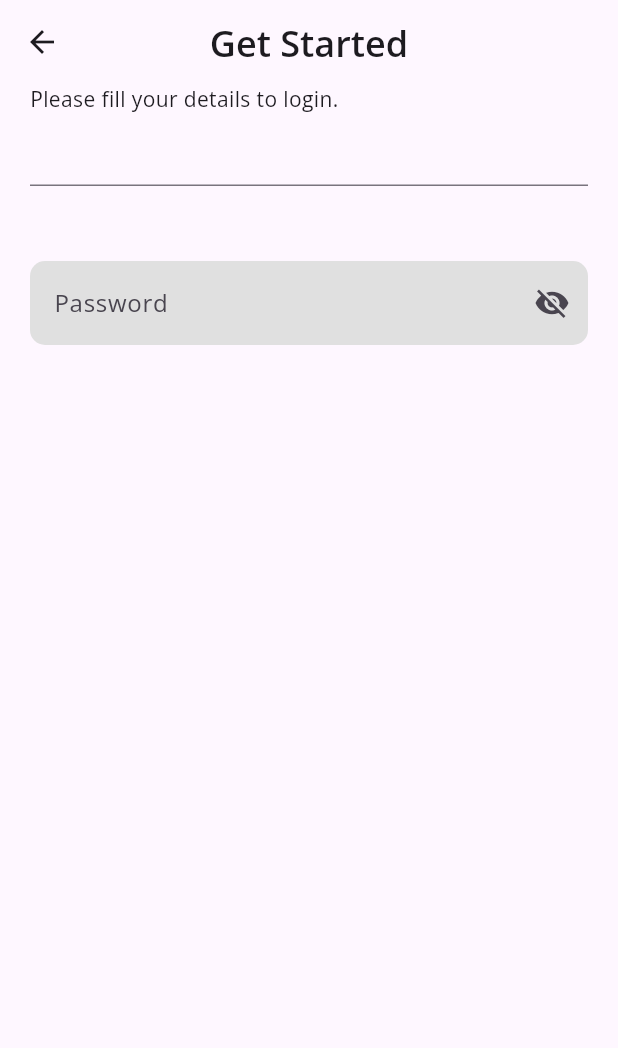
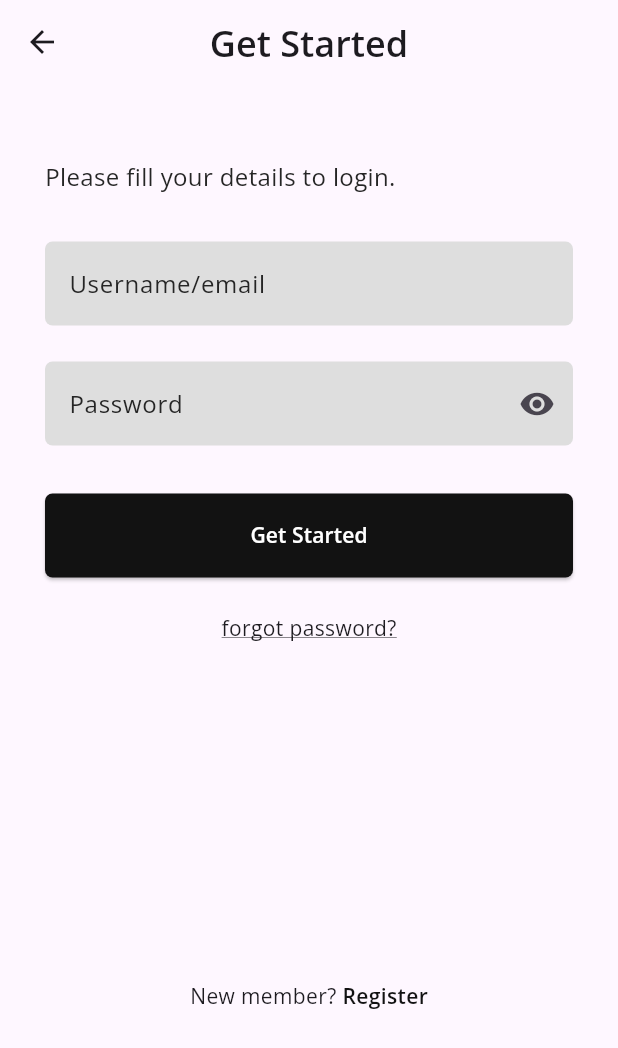
Before and after one commit to azimramadan/free-books-app, a Flutter app: the screen it shows after launch, after a tap on "Get Started", on a phone screen of 412 x 824 dp. Shown: the top 1048 px of the screen. Run offline on Flutter 3.47's test engine with Material 3 defaults, Android fonts, the light colour scheme and no system bars; our stand-ins replace go_router, google_fonts.

Commit message:
Complete SignInView implementation, integrate go_router, and set up navigation routes

```diff
--- a/lib/core/constants.dart
+++ b/lib/core/constants.dart
@@ -1,3 +1,4 @@
 import 'package:flutter/cupertino.dart';
 
 const kPrimaryColor = Color(0xff121212);
+const kSecondaryColor = Color(0xff252525);
--- /dev/null
+++ b/lib/core/routes.dart
@@ -0,0 +1,32 @@
+import 'package:bookly_app/features/auth/presentation/view/register_view.dart';
+import 'package:bookly_app/features/auth/presentation/view/sign_in_view.dart';
+import 'package:bookly_app/features/auth/presentation/view/welcome_view.dart';
+import 'package:flutter/material.dart';
+import 'package:go_router/go_router.dart';
+
+abstract class AppRouter {
+  static final kRegisterView = '/RegisterView';
+  static final kSignInView = '/SignInView';
+  static final GoRouter router = GoRouter(
+    routes: [
+      GoRoute(
+        path: '/',
+        builder: (BuildContext context, GoRouterState state) {
+          return const WelcomeView();
+        },
+      ),
+      GoRoute(
+        path: kRegisterView,
+        builder: (BuildContext context, GoRouterState state) {
+          return const RegisterView();
+        },
+      ),
+      GoRoute(
+        path: kSignInView,
+        builder: (BuildContext context, GoRouterState state) {
+          return const SignInView();
+        },
+      ),
+    ],
+  );
+}
--- a/lib/features/auth/presentation/view/register_view.dart
+++ b/lib/features/auth/presentation/view/register_view.dart
@@ -0,0 +1,12 @@
+import 'package:bookly_app/core/constants.dart';
+import 'package:bookly_app/features/auth/presentation/view/widgets/custom_app_bar.dart';
+import 'package:flutter/material.dart';
+
+class RegisterView extends StatelessWidget {
+  const RegisterView({super.key});
+
+  @override
+  Widget build(BuildContext context) {
+    return Scaffold(appBar: const CustomAppBar(title: 'Register'));
+  }
+}
--- a/lib/features/auth/presentation/view/sign_in_view.dart
+++ b/lib/features/auth/presentation/view/sign_in_view.dart
@@ -1,3 +1,5 @@
+import 'package:bookly_app/features/auth/presentation/view/widgets/custom_app_bar.dart';
+import 'package:bookly_app/features/auth/presentation/view/widgets/sign_in_view_body.dart';
 import 'package:flutter/material.dart';
 
 class SignInView extends StatelessWidget {
@@ -6,42 +8,8 @@ class SignInView extends StatelessWidget {
   @override
   Widget build(BuildContext context) {
     return Scaffold(
-      appBar: AppBar(
-        title: Text(
-          'Get Started',
-          style: TextStyle(fontSize: 24, fontWeight: FontWeight.w600),
-        ),
-        centerTitle: true,
-      ),
-      body: Padding(
-        padding: const EdgeInsets.symmetric(horizontal: 20),
-        child: Column(
-          children: [
-            Align(
-              alignment: Alignment.centerLeft,
-              child: Text('Please fill your details to login.'),
-            ),
-            TextField(),
-            SizedBox(height: 50),
-            TextField(
-              obscureText: true,
-              decoration: InputDecoration(
-                filled: true,
-                fillColor: Colors.grey[300], // لون الخلفية
-                border: OutlineInputBorder(
-                  borderRadius: BorderRadius.circular(10), // حواف مستديرة
-                  borderSide: BorderSide.none, // بدون حدود
-                ),
-                hintText: "Password",
-                suffixIcon: IconButton(
-                  icon: Icon(true ? Icons.visibility_off : Icons.visibility),
-                  onPressed: () {},
-                ),
-              ),
-            ),
-          ],
-        ),
-      ),
+      appBar: const CustomAppBar(title: 'Get Started'),
+      body: SignInViewBody(),
     );
   }
 }
--- /dev/null
+++ b/lib/features/auth/presentation/view/widgets/auth_navigation_text.dart
@@ -0,0 +1,24 @@
+import 'package:bookly_app/features/auth/presentation/view/widgets/tap_text_button.dart';
+import 'package:flutter/material.dart';
+
+class AuthNavigationText extends StatelessWidget {
+  const AuthNavigationText({
+    super.key,
+    required this.text,
+    required this.actionText,
+    required this.onTap,
+  });
+  final String text;
+  final String actionText;
+  final VoidCallback onTap;
+  @override
+  Widget build(BuildContext context) {
+    return Row(
+      mainAxisSize: MainAxisSize.min,
+      children: [
+        Text(text),
+        TapTextButton(actionText: actionText, onTap: onTap),
+      ],
+    );
+  }
+}
--- /dev/null
+++ b/lib/features/auth/presentation/view/widgets/custom_app_bar.dart
@@ -0,0 +1,21 @@
+import 'package:flutter/material.dart';
+
+class CustomAppBar extends StatelessWidget implements PreferredSizeWidget {
+  final String title;
+
+  const CustomAppBar({super.key, required this.title});
+
+  @override
+  Widget build(BuildContext context) {
+    return AppBar(
+      title: Text(
+        title,
+        style: const TextStyle(fontSize: 24, fontWeight: FontWeight.w600),
+      ),
+      centerTitle: true,
+    );
+  }
+
+  @override
+  Size get preferredSize => const Size.fromHeight(kToolbarHeight);
+}
--- a/lib/features/auth/presentation/view/widgets/custom_elevated_button .dart
+++ b/lib/features/auth/presentation/view/widgets/custom_elevated_button .dart
@@ -1,37 +1,26 @@
 import 'package:bookly_app/core/constants.dart';
-import 'package:bookly_app/features/auth/presentation/view/sign_in_view.dart';
+import 'package:bookly_app/core/routes.dart';
 import 'package:flutter/material.dart';
+import 'package:go_router/go_router.dart';
 
 class CustomElevatedButton extends StatelessWidget {
   const CustomElevatedButton({super.key});
 
   @override
   Widget build(BuildContext context) {
-    return Padding(
-      padding: const EdgeInsets.symmetric(horizontal: 30),
-      child: ElevatedButton(
+    return ElevatedButton(
       style: ElevatedButton.styleFrom(
         shape: RoundedRectangleBorder(borderRadius: BorderRadius.circular(5)),
         minimumSize: Size(double.infinity, 56),
         backgroundColor: kPrimaryColor,
       ),
       onPressed: () {
-          ////////////////////////////////////////////////////////////////////////////////////////////////////
-          Navigator.push(
-            context,
-            MaterialPageRoute(
-              builder: (context) {
-                return SignInView();
-              },
-            ),
-          );
-          ////////////////////////////////////////////////////////////////////////////////////////////////////
+        GoRouter.of(context).push(AppRouter.kSignInView);
       },
       child: Text(
         'Get Started',
         style: TextStyle(color: Colors.white, fontWeight: FontWeight.w600),
       ),
-      ),
     );
   }
 }
--- /dev/null
+++ b/lib/features/auth/presentation/view/widgets/custom_text_form_field.dart
@@ -0,0 +1,31 @@
+import 'package:bookly_app/core/constants.dart';
+import 'package:flutter/material.dart';
+
+class CustomTextFormField extends StatelessWidget {
+  const CustomTextFormField({super.key});
+
+  @override
+  Widget build(BuildContext context) {
+    return TextFormField(
+      cursorColor: kSecondaryColor,
+      decoration: InputDecoration(
+        filled: true,
+        fillColor: Color(0xffDEDEDE),
+        border: OutlineInputBorder(
+          borderRadius: BorderRadius.circular(5),
+          borderSide: BorderSide.none,
+        ),
+        focusedBorder: OutlineInputBorder(
+          borderRadius: BorderRadius.circular(5),
+          borderSide: BorderSide(color: kPrimaryColor, width: 1.5),
+        ),
+
+        hintText: "Username/email",
+        hintStyle: TextStyle(
+          fontWeight: FontWeight.w400,
+          color: kSecondaryColor,
+        ),
+      ),
+    );
+  }
+}
--- /dev/null
+++ b/lib/features/auth/presentation/view/widgets/left_aligned_text.dart
@@ -0,0 +1,21 @@
+import 'package:bookly_app/core/constants.dart';
+import 'package:flutter/material.dart';
+
+class LeftAlignedText extends StatelessWidget {
+  const LeftAlignedText({super.key, required this.text});
+  final String text;
+  @override
+  Widget build(BuildContext context) {
+    return Align(
+      alignment: Alignment.centerLeft,
+      child: Text(
+        text,
+        style: TextStyle(
+          fontWeight: FontWeight.w400,
+          color: kSecondaryColor,
+          fontSize: 16,
+        ),
+      ),
+    );
+  }
+}
--- /dev/null
+++ b/lib/features/auth/presentation/view/widgets/password_text_form_field.dart
@@ -0,0 +1,35 @@
+import 'package:bookly_app/core/constants.dart';
+import 'package:flutter/material.dart';
+
+class PasswordTextFormField extends StatelessWidget {
+  const PasswordTextFormField({super.key});
+
+  @override
+  Widget build(BuildContext context) {
+    return TextFormField(
+      cursorColor: kSecondaryColor,
+      decoration: InputDecoration(
+        filled: true,
+        fillColor: Color(0xffDEDEDE),
+        border: OutlineInputBorder(
+          borderRadius: BorderRadius.circular(5),
+          borderSide: BorderSide.none,
+        ),
+        focusedBorder: OutlineInputBorder(
+          borderRadius: BorderRadius.circular(5),
+          borderSide: BorderSide(color: kPrimaryColor, width: 1.5),
+        ),
+
+        hintText: "Password",
+        hintStyle: TextStyle(
+          fontWeight: FontWeight.w400,
+          color: kSecondaryColor,
+        ),
+        suffixIcon: IconButton(
+          icon: Icon(true ? Icons.visibility : Icons.visibility_off),
+          onPressed: () {},
+        ),
+      ),
+    );
+  }
+}
--- a/lib/features/auth/presentation/view/widgets/register_button.dart
+++ /dev/null
@@ -1,17 +0,0 @@
-import 'package:bookly_app/core/constants.dart';
-import 'package:flutter/material.dart';
-
-class RegisterButton extends StatelessWidget {
-  const RegisterButton({super.key});
-
-  @override
-  Widget build(BuildContext context) {
-    return GestureDetector(
-      onTap: () {},
-      child: Text(
-        'Register',
-        style: TextStyle(color: kPrimaryColor, fontWeight: FontWeight.w600),
-      ),
-    );
-  }
-}
--- /dev/null
+++ b/lib/features/auth/presentation/view/widgets/sign_in_view_body.dart
@@ -0,0 +1,49 @@
+import 'package:bookly_app/core/routes.dart';
+import 'package:bookly_app/features/auth/presentation/view/widgets/auth_navigation_text.dart';
+import 'package:bookly_app/features/auth/presentation/view/widgets/custom_elevated_button%20.dart';
+import 'package:bookly_app/features/auth/presentation/view/widgets/custom_text_form_field.dart';
+import 'package:bookly_app/features/auth/presentation/view/widgets/left_aligned_text.dart';
+import 'package:bookly_app/features/auth/presentation/view/widgets/password_text_form_field.dart';
+
+import 'package:flutter/material.dart';
+import 'package:go_router/go_router.dart';
+
+class SignInViewBody extends StatelessWidget {
+  const SignInViewBody({super.key});
+
+  @override
+  Widget build(BuildContext context) {
+    return SingleChildScrollView(
+      child: Padding(
+        padding: const EdgeInsets.symmetric(horizontal: 30),
+        child: Column(
+          children: [
+            const SizedBox(height: 50),
+            const LeftAlignedText(text: 'Please fill your details to login.'),
+
+            const SizedBox(height: 32),
+            const CustomTextFormField(),
+            const SizedBox(height: 24),
+            const PasswordTextFormField(),
+            const SizedBox(height: 32),
+            const CustomElevatedButton(),
+            const SizedBox(height: 24),
+
+            const Text(
+              'forgot password?',
+              style: TextStyle(decoration: TextDecoration.underline),
+            ),
+            const SizedBox(height: 225),
+            AuthNavigationText(
+              text: 'New member? ',
+              actionText: 'Register',
+              onTap: () {
+                GoRouter.of(context).push(AppRouter.kRegisterView);
+              },
+            ),
+          ],
+        ),
+      ),
+    );
+  }
+}
--- /dev/null
+++ b/lib/features/auth/presentation/view/widgets/tap_text_button.dart
@@ -0,0 +1,24 @@
+import 'package:bookly_app/core/constants.dart';
+import 'package:bookly_app/core/routes.dart';
+import 'package:flutter/material.dart';
+import 'package:go_router/go_router.dart';
+
+class TapTextButton extends StatelessWidget {
+  const TapTextButton({
+    super.key,
+    required this.actionText,
+    required this.onTap,
+  });
+  final String actionText;
+  final void Function() onTap;
+  @override
+  Widget build(BuildContext context) {
+    return GestureDetector(
+      onTap: onTap,
+      child: Text(
+        actionText,
+        style: TextStyle(color: kPrimaryColor, fontWeight: FontWeight.w600),
+      ),
+    );
+  }
+}
--- a/lib/features/auth/presentation/view/widgets/welcome_content.dart
+++ b/lib/features/auth/presentation/view/widgets/welcome_content.dart
@@ -1,7 +1,9 @@
 import 'package:bookly_app/core/assets.dart';
+import 'package:bookly_app/core/routes.dart';
 import 'package:bookly_app/features/auth/presentation/view/widgets/custom_elevated_button%20.dart';
-import 'package:bookly_app/features/auth/presentation/view/widgets/register_button.dart';
+import 'package:bookly_app/features/auth/presentation/view/widgets/tap_text_button.dart';
 import 'package:flutter/material.dart';
+import 'package:go_router/go_router.dart';
 
 class WelcomeContent extends StatelessWidget {
   const WelcomeContent({super.key});
@@ -21,10 +23,18 @@ class WelcomeContent extends StatelessWidget {
           ),
         ),
         Spacer(flex: 2),
-        CustomElevatedButton(),
+        Padding(
+          padding: const EdgeInsets.symmetric(horizontal: 30),
+          child: CustomElevatedButton(),
+        ),
         Spacer(flex: 1),
 
-        RegisterButton(),
+        TapTextButton(
+          actionText: 'Register',
+          onTap: () {
+            GoRouter.of(context).push(AppRouter.kSignInView);
+          },
+        ),
         Spacer(flex: 2),
       ],
     );
--- a/lib/main.dart
+++ b/lib/main.dart
@@ -1,5 +1,7 @@
+import 'package:bookly_app/core/routes.dart';
 import 'package:bookly_app/features/auth/presentation/view/welcome_view.dart';
 import 'package:flutter/material.dart';
+import 'package:go_router/go_router.dart';
 import 'package:google_fonts/google_fonts.dart';
 
 void main() {
@@ -11,10 +13,10 @@ class FreeBooksApp extends StatelessWidget {
 
   @override
   Widget build(BuildContext context) {
-    return MaterialApp(
+    return MaterialApp.router(
       debugShowCheckedModeBanner: false,
       theme: ThemeData(fontFamily: GoogleFonts.openSans().fontFamily),
-      home: WelcomeView(),
+      routerConfig: AppRouter.router,
     );
   }
 }
```
Also changed, not shown: pubspec.yaml (+1 -6 lines), pubspec.lock. Lines whose indentation alone changed are shown as unchanged.
